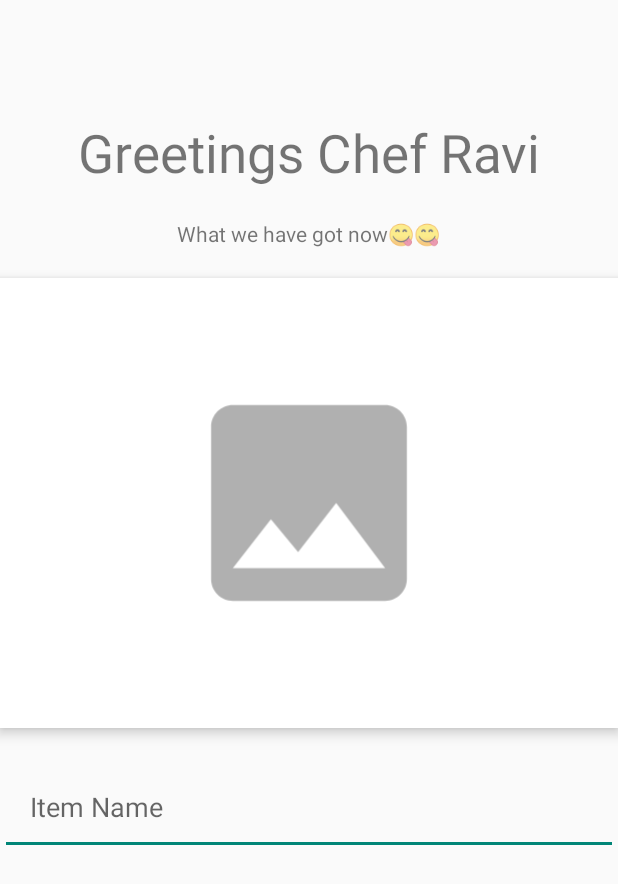
After one commit to nik-iitj/Online-Food-Delivery-Application, an Android app: the addItemActivity screen opened directly, with no data from a screen before it, on a phone screen of 412 x 824 dp. The commit adds this screen. Shown: the top 884 px of the screen. Run offline under Robolectric (Android 15) with nearby library versions, the phone set to English and light mode, and no system bars.

Commit message:
Working on Adding of food items

```diff
--- /dev/null
+++ b/app/src/main/java/com/example/mrfoody/addItemActivity.java
@@ -0,0 +1,81 @@
+package com.example.mrfoody;
+
+import androidx.annotation.Nullable;
+import androidx.appcompat.app.AppCompatActivity;
+
+import android.content.Intent;
+import android.net.Uri;
+import android.os.Bundle;
+import android.view.View;
+import android.widget.ImageView;
+import android.widget.TextView;
+import android.widget.Toast;
+
+public class addItemActivity extends AppCompatActivity {
+    TextView greet,emoji;
+    ImageView addImg;
+    Uri uri;
+    @Override
+    protected void onCreate(Bundle savedInstanceState) {
+        super.onCreate(savedInstanceState);
+        setContentView(R.layout.activity_add_item);
+
+        greet = findViewById(R.id.greetingTxt);
+        emoji=findViewById(R.id.emojiTxt);
+        addImg = findViewById(R.id.addImg);
+        uri = null;
+
+        int unicode = 0x1F60B;
+        String myEmoji = getEmoji(unicode);
+
+        emoji.setText("What we have got now" + myEmoji+myEmoji);
+
+        addImg.setOnClickListener(new View.OnClickListener() {
+            @Override
+            public void onClick(View v) {
+                Intent intent = new Intent();
+                intent.setType("image/*");
+                intent.setAction(Intent.ACTION_GET_CONTENT);
+                startActivityForResult(Intent.createChooser(intent,"Select the dish"),100);
+
+
+            }
+        });
+
+
+
+
+
+
+
+    }
+
+    @Override
+    protected void onActivityResult(int requestCode, int resultCode, Intent data) {
+        super.onActivityResult(requestCode, resultCode, data);
+        if(requestCode==100 && resultCode == RESULT_OK){
+
+            if(data.getData()!=null){
+                uri = data.getData();
+                Toast.makeText(this, "done", Toast.LENGTH_SHORT).show();
+                addImg.setImageURI(uri);
+
+
+
+
+            }
+
+
+        }
+
+
+
+
+
+    }
+
+    private String getEmoji(int unicode) {
+
+        return new String(Character.toChars(unicode));
+    }
+}
--- /dev/null
+++ b/app/src/main/res/drawable/ic_launcher_foreground.xml
@@ -0,0 +1,15 @@
+<vector xmlns:android="http://schemas.android.com/apk/res/android"
+    android:width="108dp"
+    android:height="108dp"
+    android:viewportWidth="108"
+    android:viewportHeight="108"
+    android:tint="#B0B0B0">
+  <group android:scaleX="2.61"
+      android:scaleY="2.61"
+      android:translateX="22.68"
+      android:translateY="22.68">
+    <path
+        android:fillColor="@android:color/white"
+        android:pathData="M21,19V5c0,-1.1 -0.9,-2 -2,-2H5c-1.1,0 -2,0.9 -2,2v14c0,1.1 0.9,2 2,2h14c1.1,0 2,-0.9 2,-2zM8.5,13.5l2.5,3.01L14.5,12l4.5,6H5l3.5,-4.5z"/>
+  </group>
+</vector>
--- /dev/null
+++ b/app/src/main/res/layout/activity_add_item.xml
@@ -0,0 +1,58 @@
+<?xml version="1.0" encoding="utf-8"?>
+<androidx.constraintlayout.widget.ConstraintLayout xmlns:android="http://schemas.android.com/apk/res/android"
+    xmlns:app="http://schemas.android.com/apk/res-auto"
+    xmlns:tools="http://schemas.android.com/tools"
+    android:layout_width="match_parent"
+    android:layout_height="match_parent"
+    tools:context=".addItemActivity">
+
+    <TextView
+        android:layout_width="wrap_content"
+        android:layout_height="wrap_content"
+        app:layout_constraintTop_toTopOf="parent"
+        app:layout_constraintLeft_toLeftOf="parent"
+        app:layout_constraintRight_toRightOf="parent"
+        app:layout_constraintBottom_toBottomOf="parent"
+        android:text="Greetings Chef Ravi"
+        android:textSize="35sp"
+        app:layout_constraintVertical_bias="0.1"
+        android:id="@+id/greetingTxt"
+        />
+
+    <TextView
+        android:layout_width="wrap_content"
+        android:layout_height="wrap_content"
+        app:layout_constraintTop_toBottomOf="@+id/greetingTxt"
+        app:layout_constraintLeft_toLeftOf="parent"
+        app:layout_constraintRight_toRightOf="parent"
+        app:layout_constraintBottom_toBottomOf="parent"
+        app:layout_constraintVertical_bias="0.03"
+        android:id="@+id/emojiTxt"
+        android:text="What we have got now"
+        />
+
+    <ImageView
+        android:layout_width="0dp"
+        android:layout_height="300dp"
+        app:layout_constraintTop_toBottomOf="@+id/emojiTxt"
+        app:layout_constraintLeft_toLeftOf="parent"
+        app:layout_constraintRight_toRightOf="parent"
+        android:layout_marginTop="20dp"
+        android:src="@drawable/ic_launcher_foreground"
+        android:background="@color/white"
+        android:id="@+id/addImg"
+        android:elevation="5dp"
+        tools:targetApi="lollipop"
+        android:scaleType="fitCenter"/>
+
+    <EditText
+        android:layout_width="match_parent"
+        android:layout_height="wrap_content"
+        app:layout_constraintTop_toBottomOf="@+id/addImg"
+        app:layout_constraintLeft_toLeftOf="parent"
+        app:layout_constraintRight_toRightOf="parent"
+        android:layout_marginTop="20dp"
+        android:hint="Item Name"
+        android:padding="20dp"/>
+
+</androidx.constraintlayout.widget.ConstraintLayout>
--- a/app/src/main/res/mipmap-anydpi-v26/ic_launcher.xml
+++ b/app/src/main/res/mipmap-anydpi-v26/ic_launcher.xml
@@ -1,5 +1,5 @@
 <?xml version="1.0" encoding="utf-8"?>
 <adaptive-icon xmlns:android="http://schemas.android.com/apk/res/android">
-    <background android:drawable="@drawable/ic_launcher_background" />
-    <foreground android:drawable="@drawable/ic_launcher_foreground" />
+    <background android:drawable="@drawable/ic_launcher_background"/>
+    <foreground android:drawable="@drawable/ic_launcher_foreground"/>
 </adaptive-icon>
--- a/app/src/main/res/mipmap-anydpi-v26/ic_launcher_round.xml
+++ b/app/src/main/res/mipmap-anydpi-v26/ic_launcher_round.xml
@@ -1,5 +1,5 @@
 <?xml version="1.0" encoding="utf-8"?>
 <adaptive-icon xmlns:android="http://schemas.android.com/apk/res/android">
-    <background android:drawable="@drawable/ic_launcher_background" />
-    <foreground android:drawable="@drawable/ic_launcher_foreground" />
+    <background android:drawable="@drawable/ic_launcher_background"/>
+    <foreground android:drawable="@drawable/ic_launcher_foreground"/>
 </adaptive-icon>
```
Also changed, not shown: app/src/main/AndroidManifest.xml (+7 -2 lines), app/src/main/java/com/example/mrfoody/userSelectionActivity.java (+67 -4 lines), app/src/main/res/drawable-v24/ic_launcher_foreground.xml (deleted, +0 -30 lines), app/src/main/res/drawable/ic_launcher_background.xml (+70 -166 lines), app/src/main/ic_launcher-playstore.png (added), app/src/main/res/mipmap-hdpi/ic_launcher.png (deleted), app/src/main/res/mipmap-hdpi/ic_launcher_round.png (deleted), app/src/main/res/mipmap-mdpi/ic_launcher.png (deleted), app/src/main/res/mipmap-mdpi/ic_launcher_round.png (deleted), app/src/main/res/mipmap-xhdpi/ic_launcher.png (deleted), app/src/main/res/mipmap-xhdpi/ic_launcher_round.png (deleted), app/src/main/res/mipmap-xxhdpi/ic_launcher.png (deleted), app/src/main/res/mipmap-xxhdpi/ic_launcher_round.png (deleted), app/src/main/res/mipmap-xxxhdpi/ic_launcher.png (deleted), 1 more files.
